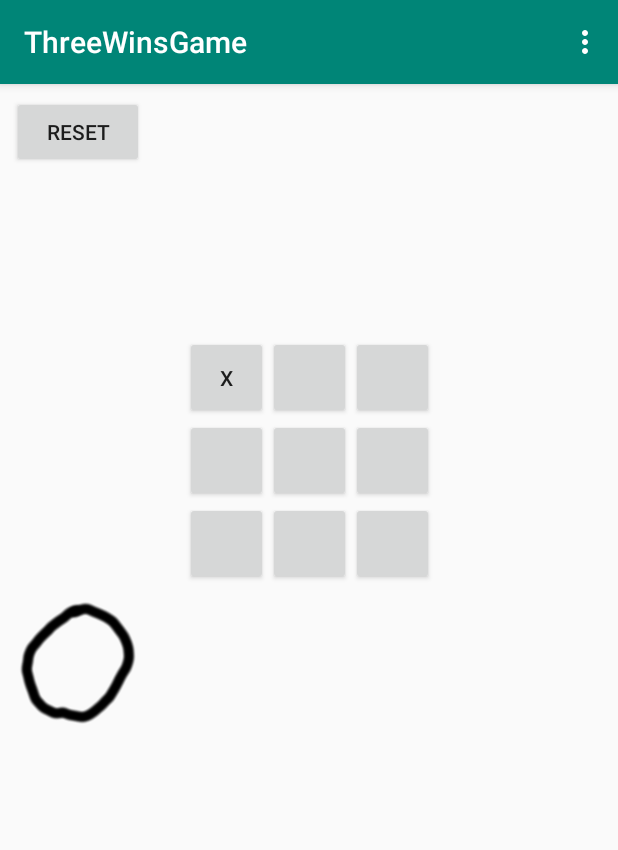
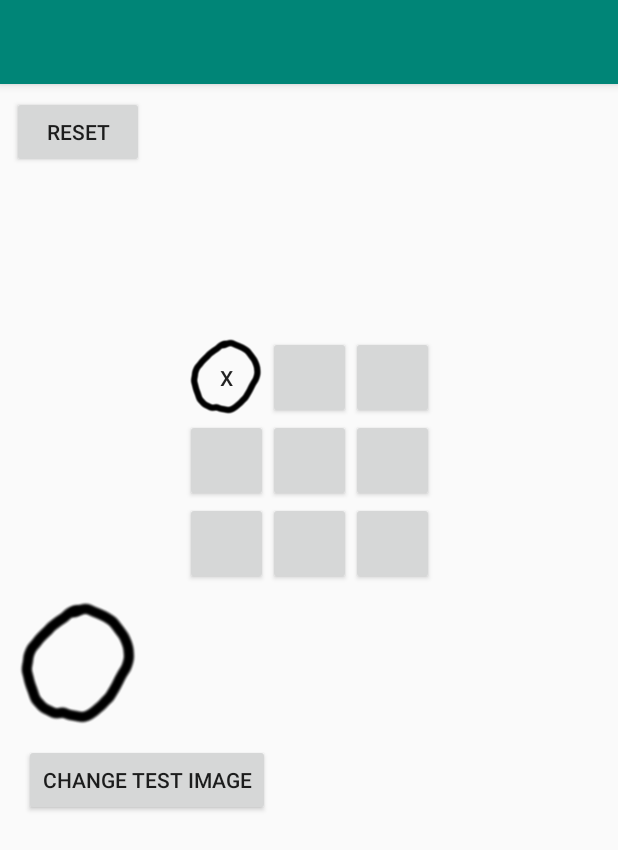
Before and after one commit to Harriss1/ThreeWinsGrafic, an Android app: the screen it shows after launch (MainActivity), after a tap on an icon or button, on a phone screen of 412 x 824 dp. Shown: the top 850 px of the screen. Run offline under Robolectric (Android 15) with nearby library versions, the phone set to English and light mode, and no system bars; 2 statements that could not run were skipped; 2 other taps on this screen came first.

Commit message:
first try of putting view edits and listeners into external classes

```diff
--- a/app/src/main/java/com/example/threewinsgame/MainActivity.java
+++ b/app/src/main/java/com/example/threewinsgame/MainActivity.java
@@ -1,5 +1,8 @@
 package com.example.threewinsgame;
 
+import android.content.Context;
+import android.graphics.drawable.Drawable;
+import android.media.Image;
 import android.os.Bundle;
 import android.support.v7.app.AppCompatActivity;
 import android.support.v7.widget.Toolbar;
@@ -11,17 +14,31 @@ import android.widget.TextView;
 import android.widget.Toast;
 
 import com.example.threewinsgame.Model.ThreeWins;
+import com.example.threewinsgame.View.ExternalOnClickListener;
 import com.example.threewinsgame.ViewModel.DisplayableGame;
 import com.example.threewinsgame.ViewModel.VersionControlVM;
 import com.example.threewinsgame.ViewModel.ViewModel;
 import com.example.threewinsgame.ViewModel.ThreeWinsVM;
 import com.example.threewinsgame.Model.VersionControl;
+import android.widget.ImageView;
+import com.example.threewinsgame.View.TestView;
 
 public class MainActivity extends AppCompatActivity {
 
     TextView a1, a2, a3, b1, b2, b3, c1, c2, c3;
     ThreeWinsVM gameVM = new ThreeWinsVM();
     VersionControlVM versionVM = new VersionControlVM();
+    ImageView testImg;
+    boolean debugSwitch = true;
+    int debugTemp1=0;
+    String debugTemp1label="undefTemp1";
+    int debugTemp2=0;
+    String debugTemp2label="undefTemp2";
+
+
+
+
+
 
 
 
@@ -33,11 +50,67 @@ public class MainActivity extends AppCompatActivity {
         Toolbar toolbar = findViewById(R.id.toolbar);
         setSupportActionBar(toolbar);
 
+        //test Image button to change o-image
+        //deprecated code?
+
+        View v = getLayoutInflater().inflate(R.layout.activity_main, null);
+        setContentView(v);
+        ExternalOnClickListener nac = new ExternalOnClickListener(MainActivity.this, v);
+        nac.test();
+
+        testImg = (ImageView)findViewById(R.id.imageView);
+        final Button testImgBtn = (Button)findViewById(R.id.imgtestbtn);
+        testImgBtn.setOnClickListener(new View.OnClickListener() {
+            @Override
+            public void onClick(View v) {
+
+
+
+                // String test = getResources().getResourceEntryName(R.drawable.btn_olabel);
+                /*
+                int testImgID1 = testImg.getId();
+                int testImgID2 = getResources().getIdentifier("btn_xlabel", "drawable", getPackageName());
+
+                if (testImgID2==testImgID1){
+                    testImg.setImageResource(R.drawable.btn_xlabel);
+                } else
+                {
+                    testImg.setImageResource(R.drawable.btn_olabel);
+                }
+
+
+                debugTemp1label="testImgId1=";
+                debugTemp2label="testImgId2=";
+                debugTemp1=testImgID1;
+                debugTemp2=testImgID2;
+                */
+                String xlabelTag="xlabel";
+                String olabelTag="olabel";
+                //testImg.setTag(xlabelTag);
+                if (testImg.getTag().equals(xlabelTag)){
+                    testImg.setTag(olabelTag);
+                    testImg.setImageResource(R.drawable.btn_olabel);
+                } else if (testImg.getTag().equals(olabelTag)) {
+                    testImg.setTag(xlabelTag);
+                    testImg.setImageResource(R.drawable.btn_xlabel);
+                }
+
+
+                /* deprecated code!
+                if(testImg.getDrawable().getCurrent()==
+                        (getResources().getDrawable(R.drawable.btn_xlabel)).getCurrent()){
+                    testImg.setImageResource(R.drawable.btn_olabel);
+                } else testImg.setImageResource(R.drawable.btn_xlabel);
+                */
+            }
+        });
+
+
 
 
 
         a1 = (TextView)findViewById(R.id.a1);
-        a2 = (TextView)findViewById(R.id.a2);
+       // a2 = (TextView)findViewById(R.id.a2);
         a3 = (TextView)findViewById(R.id.a3);
 
         b1 = (TextView)findViewById(R.id.b1);
@@ -66,9 +139,15 @@ public class MainActivity extends AppCompatActivity {
             public void onClick(View v) {
                 gameVM.setMove(1,3);
                 updateGameView(gameVM.getGameView());
+                ImageView test2Img=(ImageView)findViewById(R.id.gridImgAreaA1);
+                test2Img.setImageResource(R.drawable.btn_olabel);
+
+                TestView testView = new TestView(MainActivity.this);
+                testView.Update();
                 //gameConnector.setMove(1,1);
             }
         });
+      /*
         final Button btA2 = (Button) findViewById(R.id.a2);
 
         btA2.setOnClickListener(new View.OnClickListener() {
@@ -79,6 +158,7 @@ public class MainActivity extends AppCompatActivity {
                 //gameConnector.setMove(1,1);
             }
         });
+        */
         final Button btA3 = (Button) findViewById(R.id.a3);
 
         btA3.setOnClickListener(new View.OnClickListener() {
@@ -178,13 +258,17 @@ public class MainActivity extends AppCompatActivity {
 
     public void updateGameView(DisplayableGame gameView){
 
-        if (false) {
+        if (debugSwitch) {
             TextView debug = (TextView) findViewById(R.id.debug);
 
             String text = "debug: ";
+            text += debugTemp1label + String.valueOf(debugTemp1)+"\n";
+            text += debugTemp2label + String.valueOf(debugTemp2)+"\n";
+            /*
             text += gameView.fieldFilledWith;
             text += " - xy=" + Integer.toString(gameView.x) + Integer.toString(gameView.y);
             text += gameView.debugOut;
+            */
             debug.setText(text);
         }
         updateField(gameView.x,gameView.y,gameView);
@@ -199,7 +283,7 @@ public class MainActivity extends AppCompatActivity {
             //a3.setText("test");
             //a3.setText(Integer.toString(gameView.x)+Integer.toString(gameView.y)+gameView.fieldFilledWith);
             if (x == 1 && y == 3) a1.setText(gameView.fieldFilledWith);
-            if (x == 2 && y == 3) a2.setText(gameView.fieldFilledWith);
+            //if (x == 2 && y == 3) a2.setText(gameView.fieldFilledWith);
             if (x == 3 && y == 3) a3.setText(gameView.fieldFilledWith);
 
             if (x == 1 && y == 2) b1.setText(gameView.fieldFilledWith);
@@ -213,7 +297,7 @@ public class MainActivity extends AppCompatActivity {
             String zeroText;//=gameView.fieldFilledWith;
             zeroText=" ";
             a1.setText(zeroText);
-            a2.setText(zeroText);
+         //   a2.setText(zeroText);
             a3.setText(zeroText);
 
             b1.setText(zeroText);
--- a/app/src/main/java/com/example/threewinsgame/Model/VersionControl.java
+++ b/app/src/main/java/com/example/threewinsgame/Model/VersionControl.java
@@ -28,6 +28,8 @@ import com.example.threewinsgame.BuildConfig;
 // 24.03.2019: lets see if this merges into main!
 
 //26.03.19: didnt i delete git account in extzernal ide from torbens pc?
+
+//6.5.19: started working on it again, with image including
 
 public class VersionControl {
 
--- /dev/null
+++ b/app/src/main/java/com/example/threewinsgame/View/ExternalOnClickListener.java
@@ -0,0 +1,37 @@
+package com.example.threewinsgame.View;
+
+import android.content.Context;
+import android.view.View;
+import android.widget.Button;
+import android.widget.Toast;
+
+import com.example.threewinsgame.R;
+
+public class ExternalOnClickListener implements View.OnClickListener {
+    Context context;
+    View v;
+
+    public ExternalOnClickListener(Context context, View view){
+        this.context = context;
+        this.v = view;
+    }
+
+    public void test(){
+        Button btn = (Button) v.findViewById(R.id.a2);
+        btn.setOnClickListener(new View.OnClickListener() {
+            @Override
+            public void onClick(View v) {
+                Toast.makeText(context, "Hello I am inside Non Activity Class",Toast.LENGTH_LONG ).show();
+
+            }
+        });
+    }
+    ///*
+    @Override public void onClick(View v){
+
+    }
+    //*/
+}
+
+
+//21.5.19 didnt get it to work...i can only alter texts but not include onclicklisteners...
--- /dev/null
+++ b/app/src/main/java/com/example/threewinsgame/View/TestView.java
@@ -0,0 +1,23 @@
+package com.example.threewinsgame.View;
+
+import android.app.Activity;
+import android.content.Context;
+import android.widget.TextView;
+
+import com.example.threewinsgame.R;
+
+public class TestView {
+    Context context;
+
+    public TestView(Context context){
+        this.context = context;
+    }
+
+    public void Update(){
+        TextView testText = (TextView) ((Activity)context).findViewById(R.id.debug);
+        testText.setText("testviewclass");
+    }
+
+
+
+}
--- a/app/src/main/res/layout/content_main.xml
+++ b/app/src/main/res/layout/content_main.xml
@@ -24,6 +24,7 @@
         android:layout_width="55dp"
         android:layout_height="55dp"
         android:layout_marginTop="8dp"
+        android:background="@android:color/transparent"
         app:layout_constraintEnd_toStartOf="@+id/a2"
         app:layout_constraintTop_toTopOf="@+id/guideline" />
 
@@ -142,4 +143,24 @@
         app:layout_constraintTop_toBottomOf="@+id/c2"
         app:srcCompat="@drawable/btn_olabel" />
 
+    <Button
+        android:id="@+id/imgtestbtn"
+        android:layout_width="wrap_content"
+        android:layout_height="wrap_content"
+        android:layout_marginStart="8dp"
+        android:layout_marginLeft="8dp"
+        android:layout_marginTop="8dp"
+        android:text="Change Test Image"
+        app:layout_constraintStart_toStartOf="@+id/imageView"
+        app:layout_constraintTop_toBottomOf="@+id/imageView" />
+
+    <ImageView
+        android:id="@+id/gridImgAreaA1"
+        android:layout_width="55dp"
+        android:layout_height="55dp"
+        android:layout_marginTop="8dp"
+        app:layout_constraintEnd_toStartOf="@+id/a2"
+        app:layout_constraintTop_toTopOf="@+id/guideline"
+        app:srcCompat="@android:color/transparent" />
+
 </android.support.constraint.ConstraintLayout>
--- a/build.gradle
+++ b/build.gradle
@@ -7,7 +7,7 @@ buildscript {
 
     }
     dependencies {
-        classpath 'com.android.tools.build:gradle:3.4.0'
+        classpath 'com.android.tools.build:gradle:3.4.1'
 
         // NOTE: Do not place your application dependencies here; they belong
         // in the individual module build.gradle files
```
Also changed, not shown: app/src/main/res/drawable/btn_xlabel.png.
